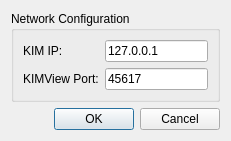
First picture: the form in ipconfigdialog.ui, repository Jothy/KIMView, before the edit.
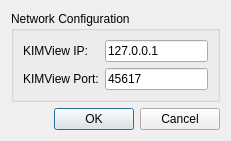
Second picture: the form after the edit.

What changed in the file:
```diff
--- a/ipconfigdialog.ui
+++ b/ipconfigdialog.ui
@@ -27,7 +27,7 @@
           <item>
            <widget class="QLabel" name="label">
             <property name="text">
-             <string>KIM IP:</string>
+             <string>KIMView IP:</string>
             </property>
            </widget>
           </item>
```
Left out of the diff: 2 changed lines with no effect on the pictures.
